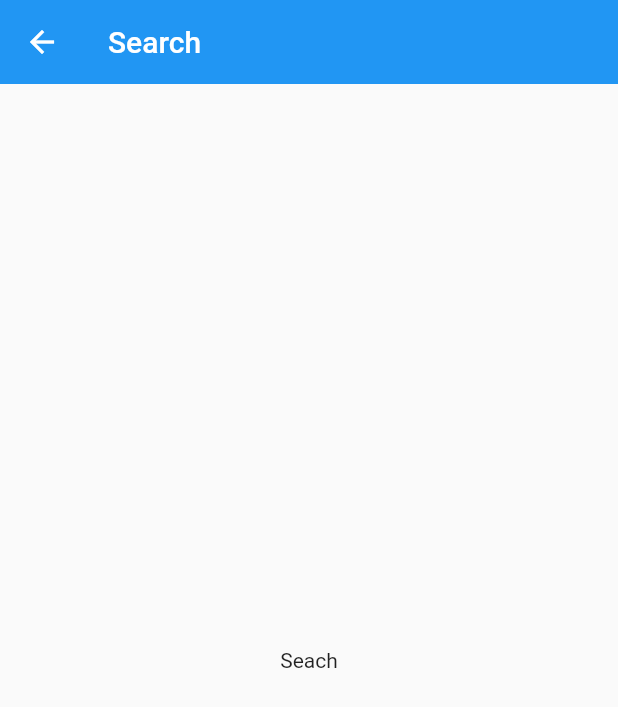
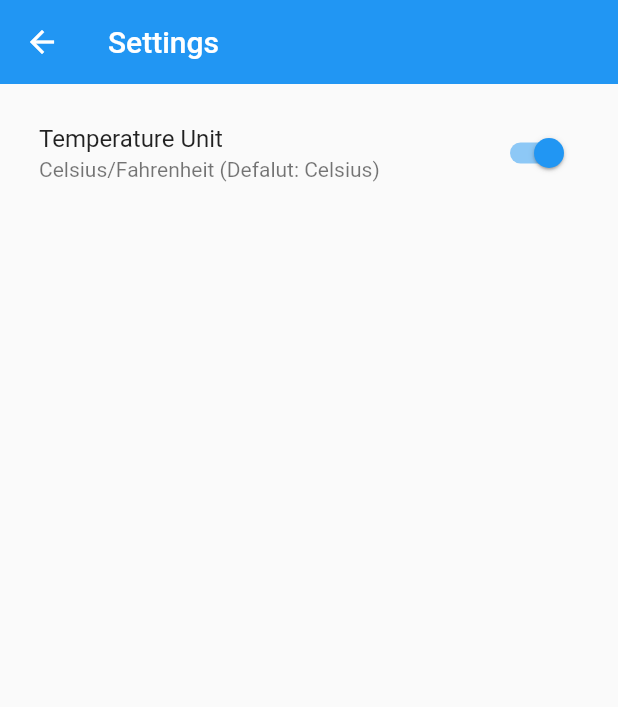
Before and after one commit to Deepak-coder80/weather-app-state-management, a Flutter app: the SettingsPage screen opened directly, on a phone screen of 412 x 824 dp. Shown: the top 707 px of the screen. Run offline on Flutter 3.47's test engine with Material 2 defaults, Android fonts, the phone set to English and light mode, and no system bars; our stand-ins replace bloc, equatable, flutter_bloc, flutter_dotenv, recase.

Commit message:
temp unit change

```diff
--- /dev/null
+++ b/lib/cubits/temp_settings/temp_settings_cubit.dart
@@ -0,0 +1,19 @@
+import 'dart:developer';
+
+import 'package:bloc/bloc.dart';
+import 'package:equatable/equatable.dart';
+
+part 'temp_settings_state.dart';
+
+class TempSettingsCubit extends Cubit<TempSettingState> {
+  TempSettingsCubit() : super(TempSettingState.initial());
+
+  void toogleTempUnit(){
+    emit(state.copyWith(
+      tempUnit: state.tempUnit == TempUnit.celsius?
+                TempUnit.fahrenheit:TempUnit.celsius
+    ));
+    log('tempunit: $state');
+  }
+
+}
--- /dev/null
+++ b/lib/cubits/temp_settings/temp_settings_state.dart
@@ -0,0 +1,31 @@
+part of 'temp_settings_cubit.dart';
+
+enum TempUnit{
+  celsius,
+  fahrenheit,
+}
+
+class TempSettingState extends Equatable {
+  final TempUnit tempUnit;
+  const TempSettingState({
+    this.tempUnit = TempUnit.celsius,
+  });
+
+  factory TempSettingState.initial(){
+    return TempSettingState();
+  }
+
+  @override
+  List<Object> get props => [tempUnit];
+
+  @override
+  bool get stringify => true;
+
+  TempSettingState copyWith({
+    TempUnit? tempUnit,
+  }) {
+    return TempSettingState(
+      tempUnit: tempUnit ?? this.tempUnit,
+    );
+  }
+}
--- a/lib/main.dart
+++ b/lib/main.dart
@@ -1,5 +1,6 @@
 import 'package:flutter/material.dart';
 import 'package:flutter_dotenv/flutter_dotenv.dart';
+import 'package:weather_cubit/cubits/temp_settings/temp_settings_cubit.dart';
 import 'package:weather_cubit/cubits/weather/weather_cubit.dart';
 import 'package:weather_cubit/pages/home_page.dart';
 import 'package:flutter_bloc/flutter_bloc.dart';
@@ -30,6 +31,9 @@ class MyApp extends StatelessWidget {
               weatherRepository: context.read<WeatherRepository>(),
             ),
           ),
+          BlocProvider<TempSettingsCubit>(
+            create: (context)=>TempSettingsCubit(),
+          ),
         ],
         child: MaterialApp(
           title: 'Weather Cubit',
--- a/lib/pages/home_page.dart
+++ b/lib/pages/home_page.dart
@@ -6,8 +6,10 @@ import 'package:flutter/material.dart';
 import 'package:flutter_bloc/flutter_bloc.dart';
 import 'package:recase/recase.dart';
 import 'package:weather_cubit/constants/constants.dart';
+import 'package:weather_cubit/cubits/temp_settings/temp_settings_cubit.dart';
 import 'package:weather_cubit/cubits/weather/weather_cubit.dart';
 import 'package:weather_cubit/pages/search_page.dart';
+import 'package:weather_cubit/pages/settings_page.dart';
 
 class HomePage extends StatefulWidget {
   const HomePage({super.key});
@@ -31,6 +33,7 @@ class _HomePageState extends State<HomePage> {
   @override
   Widget build(BuildContext context) {
     return Scaffold(
+      backgroundColor: Colors.white70,
       appBar: AppBar(
         title: const Text('Weather'),
         elevation: 0,
@@ -50,6 +53,17 @@ class _HomePageState extends State<HomePage> {
             },
             icon: const Icon(Icons.search),
           ),
+          IconButton(
+            onPressed: () async {
+              _city = await Navigator.push(
+                context,
+                MaterialPageRoute(
+                  builder: (context) => const SettingsPage(),
+                ),
+              );
+            },
+            icon: const Icon(Icons.settings),
+          ),
         ],
       ),
       body: showWeather(),
@@ -57,6 +71,11 @@ class _HomePageState extends State<HomePage> {
   }
 
   String showTemp(double temperature) {
+    final tempUnit = context.watch<TempSettingsCubit>().state.tempUnit;
+
+    if(tempUnit == TempUnit.fahrenheit){
+      return "${((temperature * 9/5)+32).toStringAsFixed(2)}°F";
+    }
     return '${temperature.toStringAsFixed(2)}℃';
   }
 
--- a/lib/pages/settings_page.dart
+++ b/lib/pages/settings_page.dart
@@ -1,22 +1,32 @@
 import 'package:flutter/material.dart';
+import 'package:flutter_bloc/flutter_bloc.dart';
+import 'package:weather_cubit/cubits/temp_settings/temp_settings_cubit.dart';
 
-class SettingsPage extends StatefulWidget {
+class SettingsPage extends StatelessWidget {
   const SettingsPage({super.key});
 
-  @override
-  State<SettingsPage> createState() => _SettingsPageState();
-}
-
-class _SettingsPageState extends State<SettingsPage> {
   @override
   Widget build(BuildContext context) {
     return Scaffold(
       appBar: AppBar(
-        title: const Text('Search'),
+        title: const Text('Settings'),
         elevation: 0,
       ),
-      body: const Center(
-        child: Text('Seach'),
+      body: Padding(
+        padding: const EdgeInsets.symmetric(
+          horizontal: 10.0,
+          vertical: 10,
+        ),
+        child: ListTile(
+          title: const Text('Temperature Unit'),
+          subtitle: const Text('Celsius/Fahrenheit (Defalut: Celsius)'),
+          trailing: Switch(
+            value: context.watch<TempSettingsCubit>().state.tempUnit == TempUnit.celsius,
+            onChanged: (_){
+                context.read<TempSettingsCubit>().toogleTempUnit();
+            },
+          ),
+        ),
       ),
     );
   }
```
